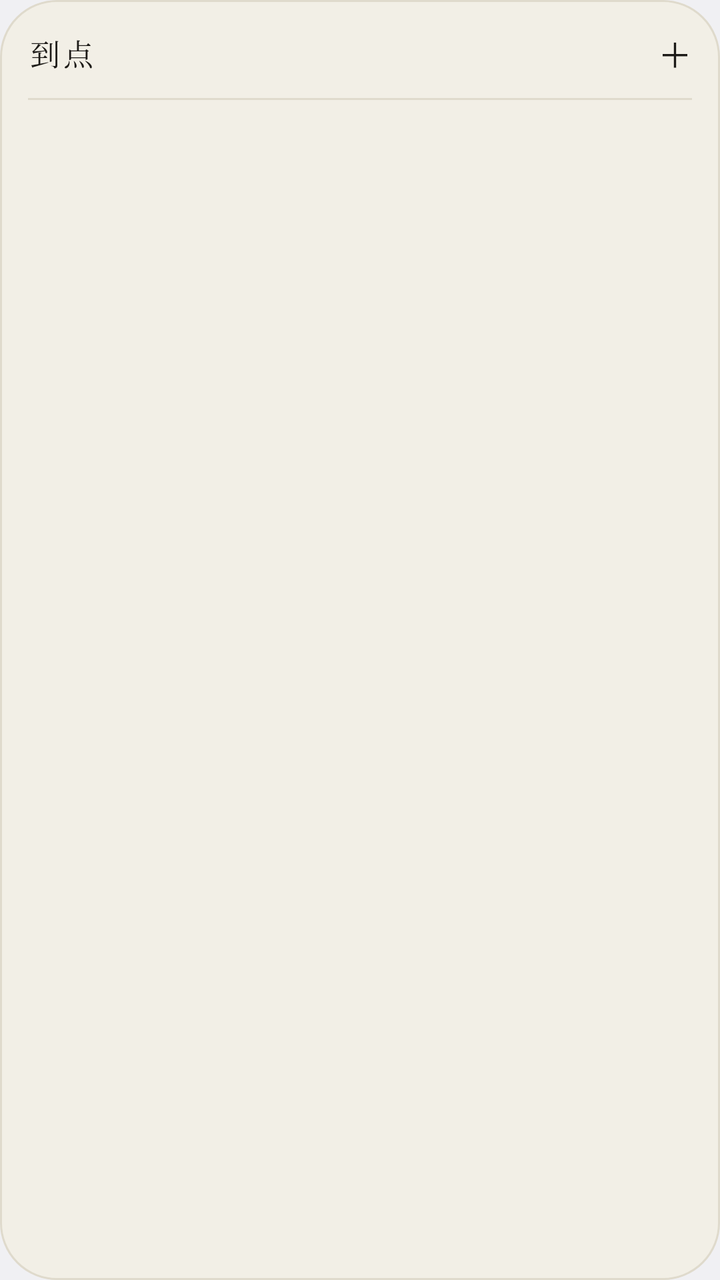
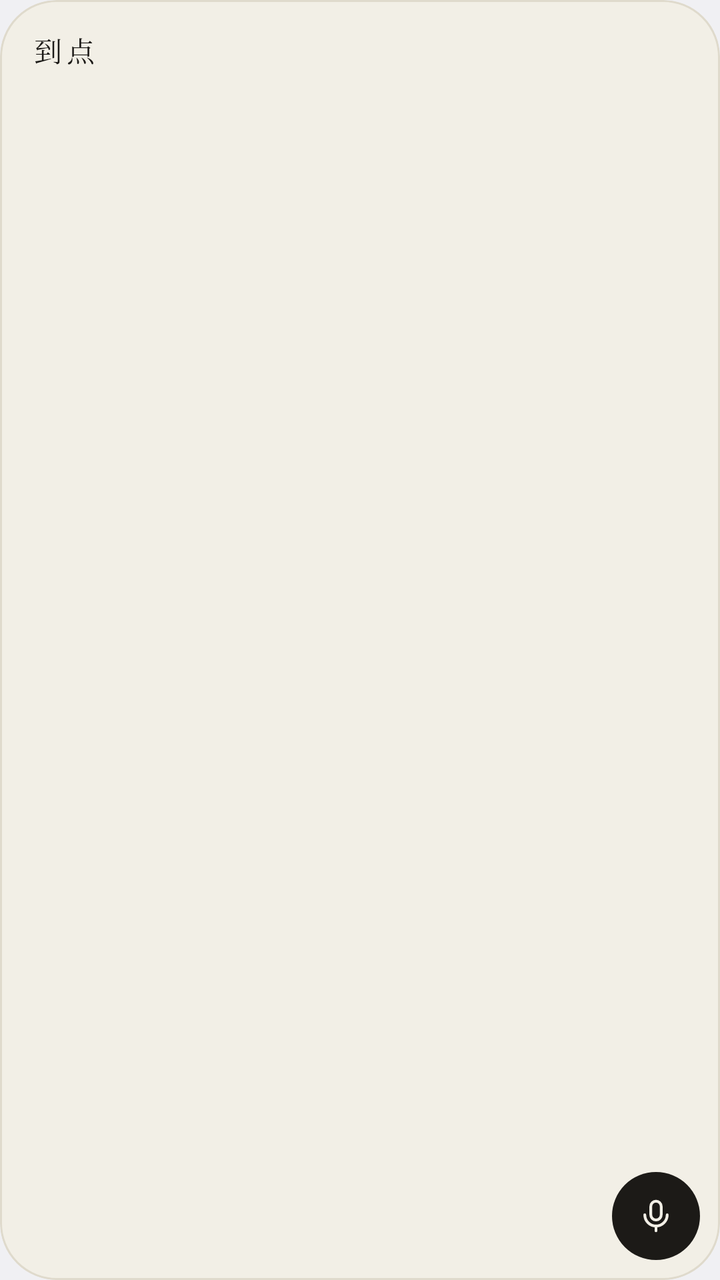

Two renders of the same Android screen: before a commit and after it. Below are the layout's source before the change and the commit's diff.
<!-- AndroidManifest.xml: application theme Theme.Daodian -->
<!-- res/layout/widget_container.xml -->
<?xml version="1.0" encoding="utf-8"?>
<LinearLayout xmlns:android="http://schemas.android.com/apk/res/android"
    android:id="@+id/widget_root"
    android:layout_width="match_parent"
    android:layout_height="match_parent"
    android:orientation="vertical"
    android:background="@drawable/widget_bg">

    
    <LinearLayout
        android:layout_width="match_parent"
        android:layout_height="wrap_content"
        android:orientation="horizontal"
        android:gravity="center_vertical"
        android:paddingStart="14dp"
        android:paddingEnd="4dp"
        android:paddingTop="10dp"
        android:paddingBottom="6dp">

        <TextView
            android:id="@+id/widget_brand"
            android:layout_width="wrap_content"
            android:layout_height="wrap_content"
            android:text="@string/app_name"
            android:fontFamily="serif"
            android:textSize="15sp"
            android:letterSpacing="0.12"
            android:textColor="@color/widget_ink" />

        <TextView
            android:id="@+id/widget_count"
            android:layout_width="0dp"
            android:layout_height="wrap_content"
            android:layout_weight="1"
            android:layout_marginStart="10dp"
            android:textSize="11sp"
            android:letterSpacing="0.08"
            android:maxLines="1"
            android:ellipsize="end"
            android:textColor="@color/widget_muted" />

        
        <TextView
            android:id="@+id/widget_add"
            android:layout_width="wrap_content"
            android:layout_height="wrap_content"
            android:text="@string/widget_add_glyph"
            android:textSize="17sp"
            android:paddingStart="10dp"
            android:paddingEnd="10dp"
            android:paddingTop="4dp"
            android:paddingBottom="4dp"
            android:contentDescription="@string/widget_add"
            android:textColor="@color/widget_ink" />
    </LinearLayout>

    <ImageView
        android:layout_width="match_parent"
        android:layout_height="1dp"
        android:layout_marginStart="14dp"
        android:layout_marginEnd="14dp"
        android:background="@color/widget_rule"
        android:importantForAccessibility="no" />

    
    <LinearLayout
        android:id="@+id/widget_list"
        android:layout_width="match_parent"
        android:layout_height="wrap_content"
        android:orientation="vertical"
        android:paddingTop="4dp"
        android:paddingBottom="6dp" />

    <TextView
        android:id="@+id/widget_empty"
        android:layout_width="match_parent"
        android:layout_height="wrap_content"
        android:paddingStart="14dp"
        android:paddingEnd="14dp"
        android:paddingTop="14dp"
        android:paddingBottom="16dp"
        android:text="@string/widget_empty"
        android:fontFamily="serif"
        android:textSize="13sp"
        android:lineSpacingExtra="4dp"
        android:visibility="gone"
        android:textColor="@color/widget_hint" />

</LinearLayout>
<!-- resources referenced by this layout -->
<resources>
  <color name="widget_hint">#FFA9A395</color>
  <color name="widget_ink">#FF1C1A17</color>
  <color name="widget_muted">#FF8A8578</color>
  <color name="widget_rule">#FFDFDACC</color>
  <!-- drawable widget_bg (drawable) -->
  <?xml version="1.0" encoding="utf-8"?>
  <shape xmlns:android="http://schemas.android.com/apk/res/android" android:shape="rectangle">
      <solid android:color="@color/widget_paper" />
      <stroke android:width="1dp" android:color="@color/widget_rule" />
      <corners android:radius="@android:dimen/system_app_widget_background_radius" />
  </shape>
  <string name="app_name">到点</string>
  <string name="widget_add">手动新建一条</string>
  <string name="widget_add_glyph" translatable="false">＋</string>
  <string name="widget_empty">还没有排上的提醒。\n点一下，说一句话。</string>
  <style name="Theme.Daodian" parent="android:Theme.DeviceDefault.DayNight">
          <item name="android:windowNoTitle">true</item>
          <item name="android:windowActionBar">false</item>
      </style>
  <color name="widget_paper">#FFF2EFE6</color>
</resources>

<!-- the commit's change to res/layout/widget_container.xml (unified diff, before → after) -->
@@ -1,21 +1,24 @@
 <?xml version="1.0" encoding="utf-8"?>
 <LinearLayout xmlns:android="http://schemas.android.com/apk/res/android"
-    android:id="@+id/widget_root"
+    android:id="@android:id/background"
     android:layout_width="match_parent"
     android:layout_height="match_parent"
     android:orientation="vertical"
-    android:background="@drawable/widget_bg">
+    android:clipToOutline="true"
+    android:background="@drawable/widget_bg"
+    android:paddingStart="16dp"
+    android:paddingEnd="10dp"
+    android:paddingTop="12dp"
+    android:paddingBottom="10dp">
 
     
     <LinearLayout
+        android:id="@+id/widget_header"
         android:layout_width="match_parent"
-        android:layout_height="wrap_content"
+        android:layout_height="26dp"
         android:orientation="horizontal"
         android:gravity="center_vertical"
-        android:paddingStart="14dp"
-        android:paddingEnd="4dp"
-        android:paddingTop="10dp"
-        android:paddingBottom="6dp">
+        android:paddingEnd="6dp">
 
         <TextView
             android:id="@+id/widget_brand"
@@ -23,8 +26,8 @@
             android:layout_height="wrap_content"
             android:text="@string/app_name"
             android:fontFamily="serif"
-            android:textSize="15sp"
-            android:letterSpacing="0.12"
+            android:textSize="14sp"
+            android:letterSpacing="0.16"
             android:textColor="@color/widget_ink" />
 
         <TextView
@@ -32,58 +35,79 @@
             android:layout_width="0dp"
             android:layout_height="wrap_content"
             android:layout_weight="1"
-            android:layout_marginStart="10dp"
-            android:textSize="11sp"
-            android:letterSpacing="0.08"
+            android:layout_marginStart="12dp"
+            android:gravity="end"
+            android:textSize="10.5sp"
+            android:letterSpacing="0.12"
             android:maxLines="1"
             android:ellipsize="end"
             android:textColor="@color/widget_muted" />
-
-        
-        <TextView
-            android:id="@+id/widget_add"
-            android:layout_width="wrap_content"
-            android:layout_height="wrap_content"
-            android:text="@string/widget_add_glyph"
-            android:textSize="17sp"
-            android:paddingStart="10dp"
-            android:paddingEnd="10dp"
-            android:paddingTop="4dp"
-            android:paddingBottom="4dp"
-            android:contentDescription="@string/widget_add"
-            android:textColor="@color/widget_ink" />
     </LinearLayout>
-
-    <ImageView
-        android:layout_width="match_parent"
-        android:layout_height="1dp"
-        android:layout_marginStart="14dp"
-        android:layout_marginEnd="14dp"
-        android:background="@color/widget_rule"
-        android:importantForAccessibility="no" />
 
     
     <LinearLayout
         android:id="@+id/widget_list"
         android:layout_width="match_parent"
-        android:layout_height="wrap_content"
+        android:layout_height="0dp"
+        android:layout_weight="1"
         android:orientation="vertical"
-        android:paddingTop="4dp"
-        android:paddingBottom="6dp" />
+        android:paddingTop="4dp" />
 
-    <TextView
+    <LinearLayout
         android:id="@+id/widget_empty"
         android:layout_width="match_parent"
-        android:layout_height="wrap_content"
-        android:paddingStart="14dp"
-        android:paddingEnd="14dp"
-        android:paddingTop="14dp"
-        android:paddingBottom="16dp"
-        android:text="@string/widget_empty"
-        android:fontFamily="serif"
-        android:textSize="13sp"
-        android:lineSpacingExtra="4dp"
-        android:visibility="gone"
-        android:textColor="@color/widget_hint" />
+        android:layout_height="0dp"
+        android:layout_weight="1"
+        android:orientation="vertical"
+        android:gravity="center_vertical"
+        android:paddingEnd="6dp"
+        android:visibility="gone">
+
+        <TextView
+            android:id="@+id/widget_greeting"
+            android:layout_width="wrap_content"
+            android:layout_height="wrap_content"
+            android:fontFamily="serif"
+            android:textSize="21sp"
+            android:letterSpacing="0.04"
+            android:maxLines="1"
+            android:textColor="@color/widget_ink" />
+    </LinearLayout>
+
+    
+    <LinearLayout
+        android:layout_width="match_parent"
+        android:layout_height="44dp"
+        android:layout_marginTop="4dp"
+        android:orientation="horizontal"
+        android:gravity="center_vertical">
+
+        <TextView
+            android:id="@+id/widget_foot"
+            android:layout_width="0dp"
+            android:layout_height="wrap_content"
+            android:layout_weight="1"
+            android:layout_marginEnd="8dp"
+            android:textSize="11sp"
+            android:letterSpacing="0.04"
+            android:maxLines="1"
+            android:ellipsize="end"
+            android:textColor="@color/widget_muted" />
+
+        <FrameLayout
+            android:id="@+id/widget_mic"
+            android:layout_width="44dp"
+            android:layout_height="44dp"
+            android:background="@drawable/widget_mic_disc"
+            android:contentDescription="@string/widget_mic">
+
+            <ImageView
+                android:layout_width="20dp"
+                android:layout_height="20dp"
+                android:layout_gravity="center"
+                android:src="@drawable/ic_widget_mic"
+                android:importantForAccessibility="no" />
+        </FrameLayout>
+    </LinearLayout>
 
 </LinearLayout>
<!-- resource entries referenced after the edit -->
@@ -1,9 +1,29 @@
 <!-- resources referenced by this layout -->
 <resources>
-  <color name="widget_hint">#FFA9A395</color>
   <color name="widget_ink">#FF1C1A17</color>
   <color name="widget_muted">#FF8A8578</color>
+  <!-- drawable ic_widget_mic (drawable) -->
+  <?xml version="1.0" encoding="utf-8"?>
+  <vector xmlns:android="http://schemas.android.com/apk/res/android"
+      android:width="20dp"
+      android:height="20dp"
+      android:viewportWidth="20"
+      android:viewportHeight="20">
+      <path
+          android:pathData="M7.4,5.2 A2.6,2.6 0 0 1 12.6,5.2 L12.6,9.4 A2.6,2.6 0 0 1 7.4,9.4 Z"
+          android:strokeColor="@color/widget_on_solid"
+          android:strokeWidth="1.4"
+          android:strokeLineCap="round"
+          android:strokeLineJoin="round" />
+      <path
+          android:pathData="M4.4,9.4 C4.4,12.5 6.9,15 10,15 C13.1,15 15.6,12.5 15.6,9.4 M10,15 L10,17.4"
+          android:strokeColor="@color/widget_on_solid"
+          android:strokeWidth="1.4"
+          android:strokeLineCap="round"
+          android:strokeLineJoin="round" />
+  </vector>
   <color name="widget_rule">#FFDFDACC</color>
+  <color name="widget_solid">#FF1C1A17</color>
   <!-- drawable widget_bg (drawable) -->
   <?xml version="1.0" encoding="utf-8"?>
   <shape xmlns:android="http://schemas.android.com/apk/res/android" android:shape="rectangle">
@@ -11,14 +31,18 @@
       <stroke android:width="1dp" android:color="@color/widget_rule" />
       <corners android:radius="@android:dimen/system_app_widget_background_radius" />
   </shape>
+  <!-- drawable widget_mic_disc (drawable) -->
+  <?xml version="1.0" encoding="utf-8"?>
+  <shape xmlns:android="http://schemas.android.com/apk/res/android" android:shape="oval">
+      <solid android:color="@color/widget_solid" />
+  </shape>
   <string name="app_name">到点</string>
-  <string name="widget_add">手动新建一条</string>
-  <string name="widget_add_glyph" translatable="false">＋</string>
-  <string name="widget_empty">还没有排上的提醒。\n点一下，说一句话。</string>
+  <string name="widget_mic">说一句话建提醒</string>
   <style name="Theme.Daodian" parent="android:Theme.DeviceDefault.DayNight">
           <item name="android:windowNoTitle">true</item>
           <item name="android:windowActionBar">false</item>
       </style>
+  <color name="widget_on_solid">#FFF2EFE6</color>
   <color name="widget_paper">#FFF2EFE6</color>
 </resources>
 
